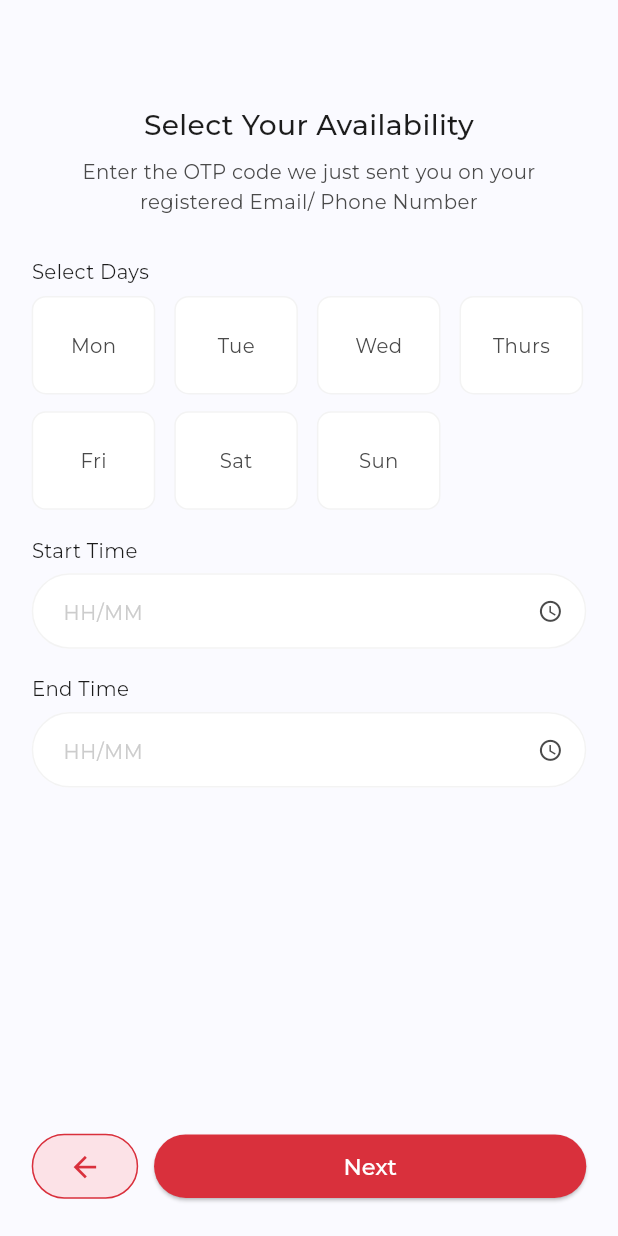
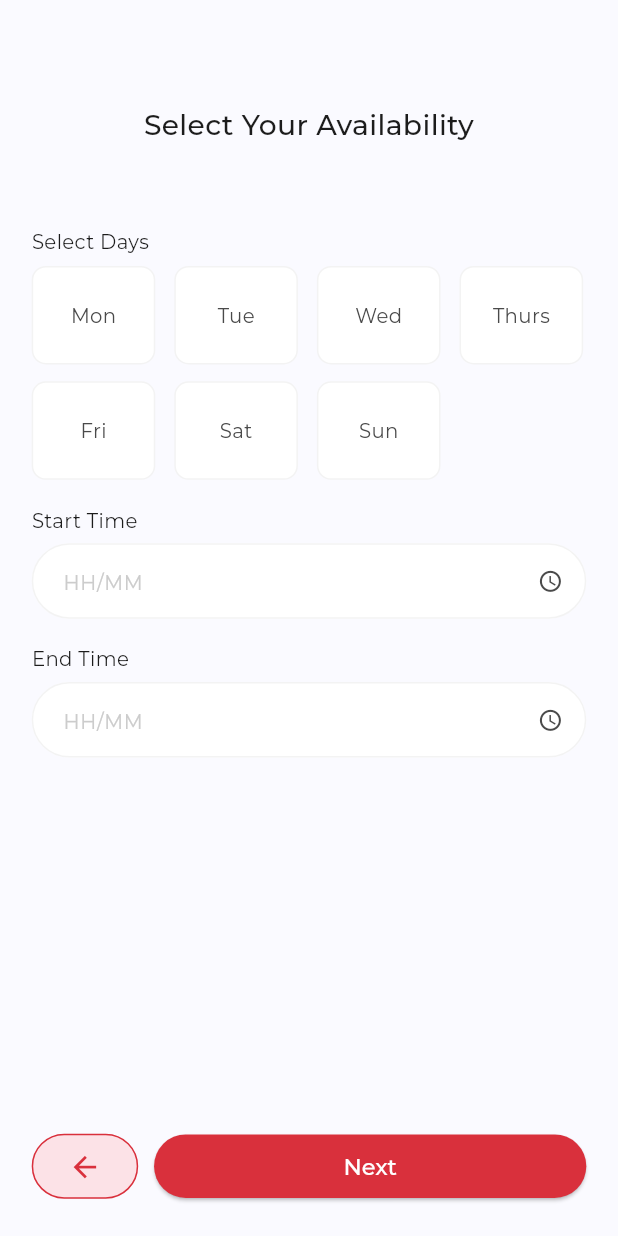
Before and after one commit to waleed-tafsol/beauty_near_sp, a Flutter app: the AvailabilityScreen screen opened by its route, on a phone screen of 412 x 824 dp. Run offline on Flutter 3.47's test engine with Material 3 defaults, Android fonts, the phone set to English and light mode, and no system bars; our stand-ins replace dropdown_button2, fl_chart, flutter_screenutil, flutter_svg, google_fonts, iconsax and 2 more; accounts and stored records are empty.

Commit message:
minor fixes

```diff
--- a/lib/screens/gender_service_screen.dart
+++ b/lib/screens/gender_service_screen.dart
@@ -43,7 +43,7 @@ class _GenderServiceScreenState extends State<GenderServiceScreen> {
                     ),
                     SizedBox(height: 10.h),
                     Text(
-                      'Enter the OTP code we just sent you on your registered Email/ Phone Number',
+                      '',
                       style: TextStyle(
                         fontWeight: FontWeight.w400,
                         fontSize: 14.sp,
--- a/lib/screens/upload_image_screen.dart
+++ b/lib/screens/upload_image_screen.dart
@@ -32,7 +32,7 @@ class UploadImageScreen extends StatelessWidget {
             ),
             SizedBox(height: 10.h),
             Text(
-              'Enter the OTP code we just sent you on your registered Email/ Phone Number',
+              '',
               style: GoogleFonts.montserrat(
                 fontSize: 14.sp,
                 fontWeight: FontWeight.w400,
```
Also changed, not shown: lib/screens/availability_screen.dart (+15 -2 lines), 4 other files.
